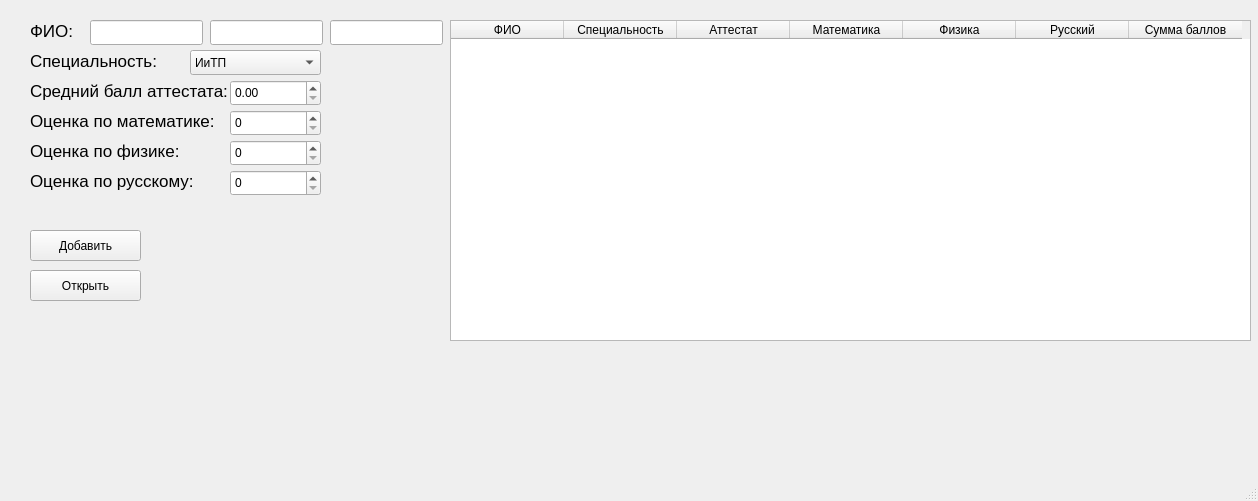
First picture: the form in Lab_2/Task_2/mainwindow.ui, repository HXPPY228/OAiP_Sem2, before the edit.
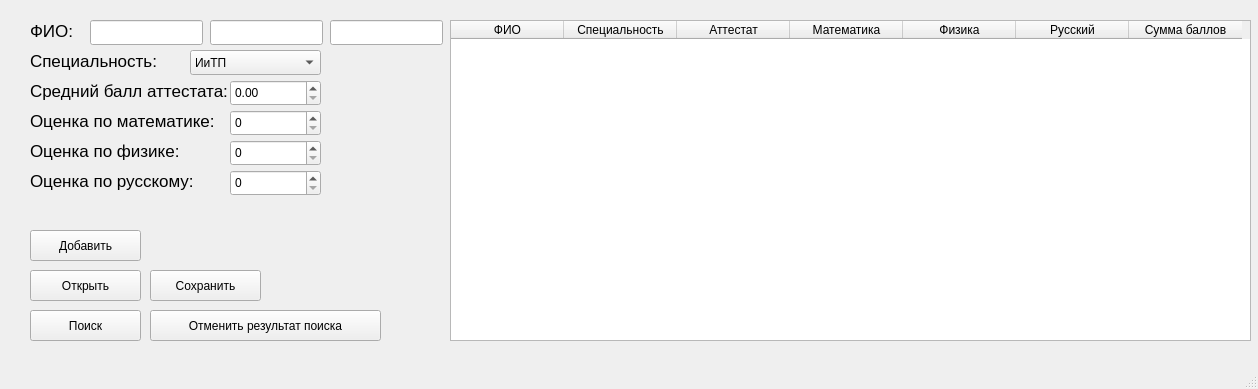
Second picture: the form after the edit.

What changed in the file:
```diff
--- a/Lab_2/Task_2/mainwindow.ui
+++ b/Lab_2/Task_2/mainwindow.ui
@@ -7,7 +7,7 @@
     <x>0</x>
     <y>0</y>
     <width>1258</width>
-    <height>501</height>
+    <height>389</height>
    </rect>
   </property>
   <property name="windowTitle">
@@ -308,6 +308,45 @@
      <string>Открыть</string>
     </property>
    </widget>
+   <widget class="QPushButton" name="pushButton_save">
+    <property name="geometry">
+     <rect>
+      <x>150</x>
+      <y>270</y>
+      <width>111</width>
+      <height>31</height>
+     </rect>
+    </property>
+    <property name="text">
+     <string>Сохранить</string>
+    </property>
+   </widget>
+   <widget class="QPushButton" name="pushButton_poisk">
+    <property name="geometry">
+     <rect>
+      <x>30</x>
+      <y>310</y>
+      <width>111</width>
+      <height>31</height>
+     </rect>
+    </property>
+    <property name="text">
+     <string>Поиск</string>
+    </property>
+   </widget>
+   <widget class="QPushButton" name="pushButton_poisk_2">
+    <property name="geometry">
+     <rect>
+      <x>150</x>
+      <y>310</y>
+      <width>231</width>
+      <height>31</height>
+     </rect>
+    </property>
+    <property name="text">
+     <string>Отменить результат поиска</string>
+    </property>
+   </widget>
   </widget>
   <widget class="QMenuBar" name="menubar">
    <property name="geometry">
```
